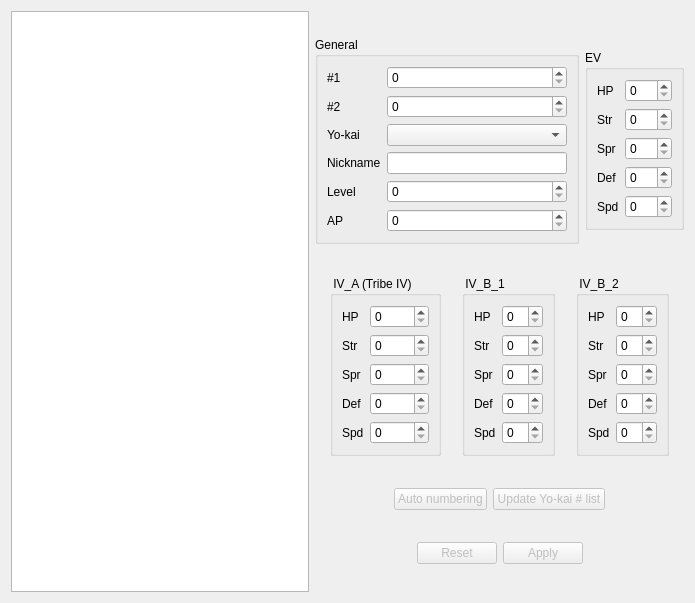
The window that source-code/1/youkaitab.ui (nobodyF34R/ykw-editors) describes before a commit, drawn with Qt 5.
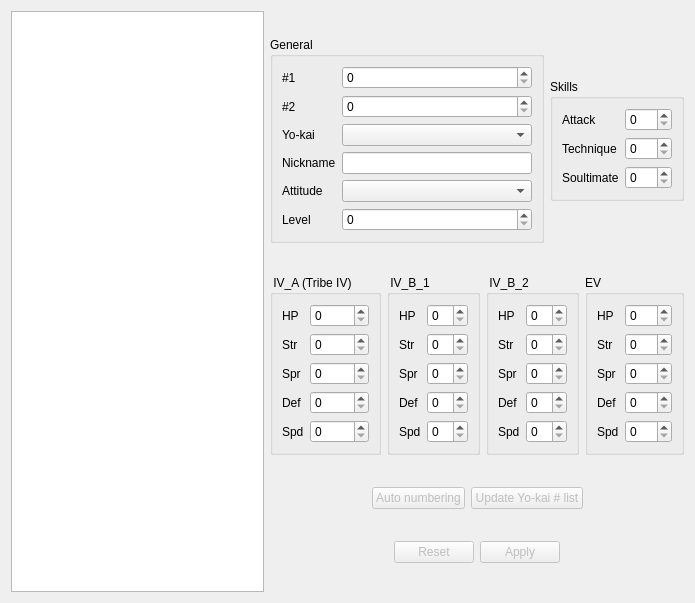
The same window after the commit.

Patch:
```diff
--- a/source-code/1/youkaitab.ui
+++ b/source-code/1/youkaitab.ui
@@ -53,14 +53,14 @@
               </property>
              </widget>
             </item>
-            <item row="6" column="0">
+            <item row="5" column="0">
              <widget class="QLabel" name="label_4">
               <property name="text">
                <string>Nickname</string>
               </property>
              </widget>
             </item>
-            <item row="6" column="1">
+            <item row="5" column="1">
              <widget class="QLineEdit" name="nicknameEdit">
               <property name="minimumSize">
                <size>
@@ -70,6 +70,23 @@
               </property>
              </widget>
             </item>
+            <item row="6" column="0">
+             <widget class="QLabel" name="label_5">
+              <property name="text">
+               <string>Attitude</string>
+              </property>
+             </widget>
+            </item>
+            <item row="6" column="1">
+             <widget class="QComboBox" name="attitudeCB">
+              <property name="minimumSize">
+               <size>
+                <width>180</width>
+                <height>0</height>
+               </size>
+              </property>
+             </widget>
+            </item>
             <item row="7" column="0">
              <widget class="QLabel" name="label_7">
               <property name="text">
@@ -87,20 +104,6 @@
               </property>
              </widget>
             </item>
-            <item row="8" column="0">
-             <widget class="QLabel" name="label_10">
-              <property name="text">
-               <string extracomment="AP stands for &quot;attitude point&quot;">AP</string>
-              </property>
-             </widget>
-            </item>
-            <item row="8" column="1">
-             <widget class="QSpinBox" name="evSB">
-              <property name="maximum">
-               <number>300</number>
-              </property>
-             </widget>
-            </item>
             <item row="2" column="0">
              <widget class="QLabel" name="label">
               <property name="text">
@@ -143,78 +146,50 @@
           </sizepolicy>
          </property>
          <property name="title">
-          <string>EV</string>
+          <string>Skills</string>
          </property>
          <layout class="QVBoxLayout" name="verticalLayout_9">
           <item>
            <layout class="QFormLayout" name="formLayout_4">
             <item row="0" column="0">
-             <widget class="QLabel" name="label_22">
+             <widget class="QLabel" name="label_27">
               <property name="text">
-               <string>HP</string>
+               <string>Attack</string>
               </property>
              </widget>
             </item>
             <item row="0" column="1">
-             <widget class="QSpinBox" name="EV_HPSB">
+             <widget class="QSpinBox" name="attackSB">
               <property name="maximum">
-               <number>127</number>
+               <number>255</number>
               </property>
              </widget>
             </item>
             <item row="1" column="0">
-             <widget class="QLabel" name="label_23">
+             <widget class="QLabel" name="label_28">
               <property name="text">
-               <string>Str</string>
+               <string>Technique</string>
               </property>
              </widget>
             </item>
             <item row="1" column="1">
-             <widget class="QSpinBox" name="EV_StrSB">
+             <widget class="QSpinBox" name="techniqueSB">
               <property name="maximum">
-               <number>127</number>
+               <number>255</number>
               </property>
              </widget>
             </item>
             <item row="2" column="0">
-             <widget class="QLabel" name="label_24">
+             <widget class="QLabel" name="label_29">
               <property name="text">
-               <string>Spr</string>
+               <string>Soultimate</string>
               </property>
              </widget>
             </item>
             <item row="2" column="1">
-             <widget class="QSpinBox" name="EV_SprSB">
+             <widget class="QSpinBox" name="soultimateSB">
               <property name="maximum">
-               <number>127</number>
-              </property>
-             </widget>
-            </item>
-            <item row="3" column="0">
-             <widget class="QLabel" name="label_25">
-              <property name="text">
-               <string>Def</string>
-              </property>
-             </widget>
-            </item>
-            <item row="3" column="1">
-             <widget class="QSpinBox" name="EV_DefSB">
-              <property name="maximum">
-               <number>127</number>
-              </property>
-             </widget>
-            </item>
-            <item row="4" column="0">
-             <widget class="QLabel" name="label_26">
-              <property name="text">
-               <string>Spd</string>
-              </property>
-             </widget>
-            </item>
-            <item row="4" column="1">
-             <widget class="QSpinBox" name="EV_SpdSB">
-              <property name="maximum">
-               <number>127</number>
+               <number>255</number>
               </property>
              </widget>
             </item>
@@ -251,7 +226,7 @@
             <item row="0" column="1">
              <widget class="QSpinBox" name="IVA_HPSB">
               <property name="maximum">
-               <number>127</number>
+               <number>255</number>
               </property>
              </widget>
             </item>
@@ -265,7 +240,7 @@
             <item row="1" column="1">
              <widget class="QSpinBox" name="IVA_StrSB">
               <property name="maximum">
-               <number>127</number>
+               <number>255</number>
               </property>
              </widget>
             </item>
@@ -279,7 +254,7 @@
             <item row="2" column="1">
              <widget class="QSpinBox" name="IVA_SprSB">
               <property name="maximum">
-               <number>127</number>
+               <number>255</number>
               </property>
              </widget>
             </item>
@@ -293,7 +268,7 @@
             <item row="3" column="1">
              <widget class="QSpinBox" name="IVA_DefSB">
               <property name="maximum">
-               <number>127</number>
+               <number>255</number>
               </property>
              </widget>
             </item>
@@ -307,7 +282,7 @@
             <item row="4" column="1">
              <widget class="QSpinBox" name="IVA_SpdSB">
               <property name="maximum">
-               <number>127</number>
+               <number>255</number>
               </property>
              </widget>
             </item>
@@ -340,7 +315,7 @@
             <item row="0" column="1">
              <widget class="QSpinBox" name="IVB1_HPSB">
               <property name="maximum">
-               <number>15</number>
+               <number>10</number>
               </property>
              </widget>
             </item>
@@ -354,7 +329,7 @@
             <item row="1" column="1">
              <widget class="QSpinBox" name="IVB1_StrSB">
               <property name="maximum">
-               <number>15</number>
+               <number>10</number>
               </property>
              </widget>
             </item>
@@ -368,7 +343,7 @@
             <item row="2" column="1">
              <widget class="QSpinBox" name="IVB1_SprSB">
               <property name="maximum">
-               <number>15</number>
+               <number>10</number>
               </property>
              </widget>
             </item>
@@ -382,7 +357,7 @@
             <item row="3" column="1">
              <widget class="QSpinBox" name="IVB1_DefSB">
               <property name="maximum">
-               <number>15</number>
+               <number>10</number>
               </property>
              </widget>
             </item>
@@ -396,7 +371,7 @@
             <item row="4" column="1">
              <widget class="QSpinBox" name="IVB1_SpdSB">
               <property name="maximum">
-               <number>15</number>
+               <number>10</number>
               </property>
              </widget>
             </item>
@@ -494,6 +469,95 @@
          </layout>
         </widget>
        </item>
+       <item>
+        <widget class="QGroupBox" name="groupBox_5">
+         <property name="sizePolicy">
+          <sizepolicy hsizetype="Fixed" vsizetype="Fixed">
+           <horstretch>0</horstretch>
+           <verstretch>0</verstretch>
+          </sizepolicy>
+         </property>
+         <property name="title">
+          <string>EV</string>
+         </property>
+         <layout class="QVBoxLayout" name="verticalLayout_9">
+          <item>
+           <layout class="QFormLayout" name="formLayout_4">
+            <item row="0" column="0">
+             <widget class="QLabel" name="label_22">
+              <property name="text">
+               <string>HP</string>
+              </property>
+             </widget>
+            </item>
+            <item row="0" column="1">
+             <widget class="QSpinBox" name="EV_HPSB">
+              <property name="maximum">
+               <number>255</number>
+              </property>
+             </widget>
+            </item>
+            <item row="1" column="0">
+             <widget class="QLabel" name="label_23">
+              <property name="text">
+               <string>Str</string>
+              </property>
+             </widget>
+            </item>
+            <item row="1" column="1">
+             <widget class="QSpinBox" name="EV_StrSB">
+              <property name="maximum">
+               <number>255</number>
+              </property>
+             </widget>
+            </item>
+            <item row="2" column="0">
+             <widget class="QLabel" name="label_24">
+              <property name="text">
+               <string>Spr</string>
+              </property>
+             </widget>
+            </item>
+            <item row="2" column="1">
+             <widget class="QSpinBox" name="EV_SprSB">
+              <property name="maximum">
+               <number>255</number>
+              </property>
+             </widget>
+            </item>
+            <item row="3" column="0">
+             <widget class="QLabel" name="label_25">
+              <property name="text">
+               <string>Def</string>
+              </property>
+             </widget>
+            </item>
+            <item row="3" column="1">
+             <widget class="QSpinBox" name="EV_DefSB">
+              <property name="maximum">
+               <number>255</number>
+              </property>
+             </widget>
+            </item>
+            <item row="4" column="0">
+             <widget class="QLabel" name="label_26">
+              <property name="text">
+               <string>Spd</string>
+              </property>
+             </widget>
+            </item>
+            <item row="4" column="1">
+             <widget class="QSpinBox" name="EV_SpdSB">
+              <property name="maximum">
+               <number>255</number>
+              </property>
+             </widget>
+            </item>
+           </layout>
+          </item>
+         </layout>
+        </widget>
+       </item>
       </layout>
      </item>
      <item>
```
